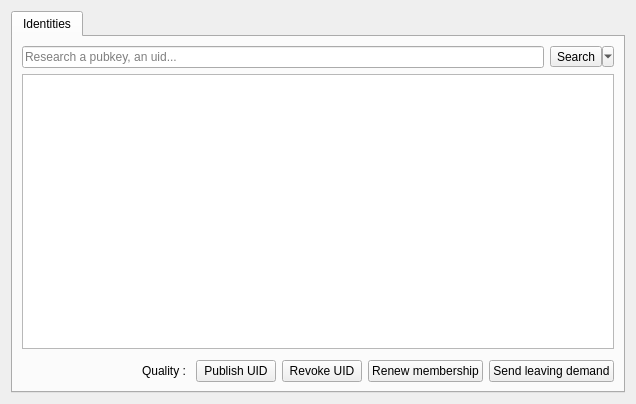
This is res/ui/community_tab.ui in duniter/sakia as Qt 5 draws it before an edit. The edited form follows.
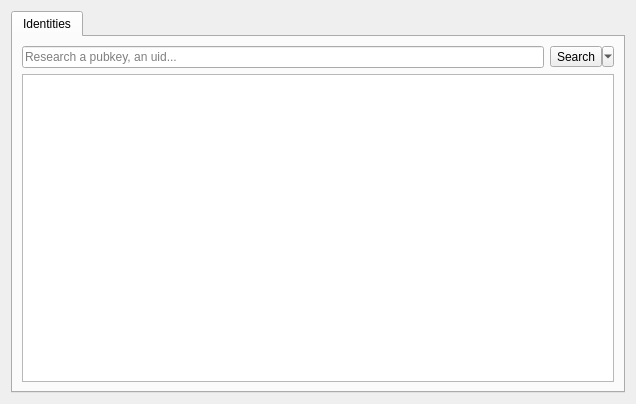
This is the edited form. Icons and pictures are not drawn.

Commit message:
move membership buttons from CommunityTab to WalletTab
Fix bug when not confirming Leave membership

```diff
--- a/res/ui/community_tab.ui
+++ b/res/ui/community_tab.ui
@@ -91,64 +91,6 @@
            </attribute>
           </widget>
          </item>
-         <item>
-          <layout class="QHBoxLayout" name="horizontalLayout_2">
-           <property name="leftMargin">
-            <number>0</number>
-           </property>
-           <property name="topMargin">
-            <number>5</number>
-           </property>
-           <item>
-            <spacer name="horizontalSpacer">
-             <property name="orientation">
-              <enum>Qt::Horizontal</enum>
-             </property>
-             <property name="sizeHint" stdset="0">
-              <size>
-               <width>40</width>
-               <height>20</height>
-              </size>
-             </property>
-            </spacer>
-           </item>
-           <item>
-            <widget class="QLabel" name="label_quality">
-             <property name="text">
-              <string>Quality : </string>
-             </property>
-            </widget>
-           </item>
-           <item>
-            <widget class="QPushButton" name="button_publish_uid">
-             <property name="text">
-              <string>Publish UID</string>
-             </property>
-            </widget>
-           </item>
-           <item>
-            <widget class="QPushButton" name="button_revoke_uid">
-             <property name="text">
-              <string>Revoke UID</string>
-             </property>
-            </widget>
-           </item>
-           <item>
-            <widget class="QPushButton" name="button_membership">
-             <property name="text">
-              <string>Renew membership</string>
-             </property>
-            </widget>
-           </item>
-           <item>
-            <widget class="QPushButton" name="button_leaving">
-             <property name="text">
-              <string>Send leaving demand</string>
-             </property>
-            </widget>
-           </item>
-          </layout>
-         </item>
         </layout>
        </item>
       </layout>
```
Left out of the diff: 64 changed lines with no effect on the pictures. The commit also changes 4 other files.
